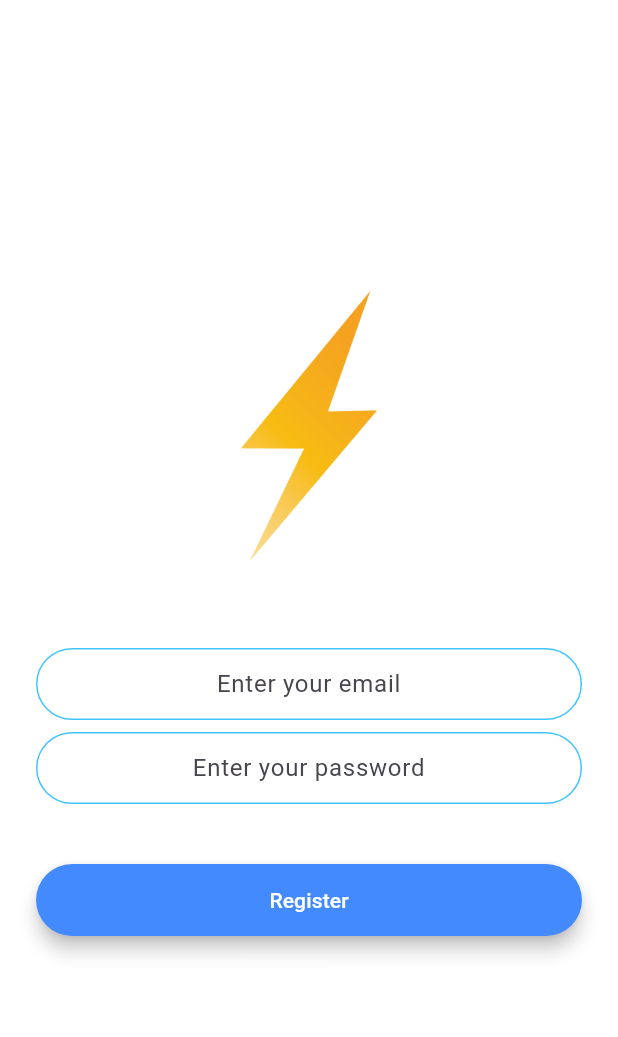
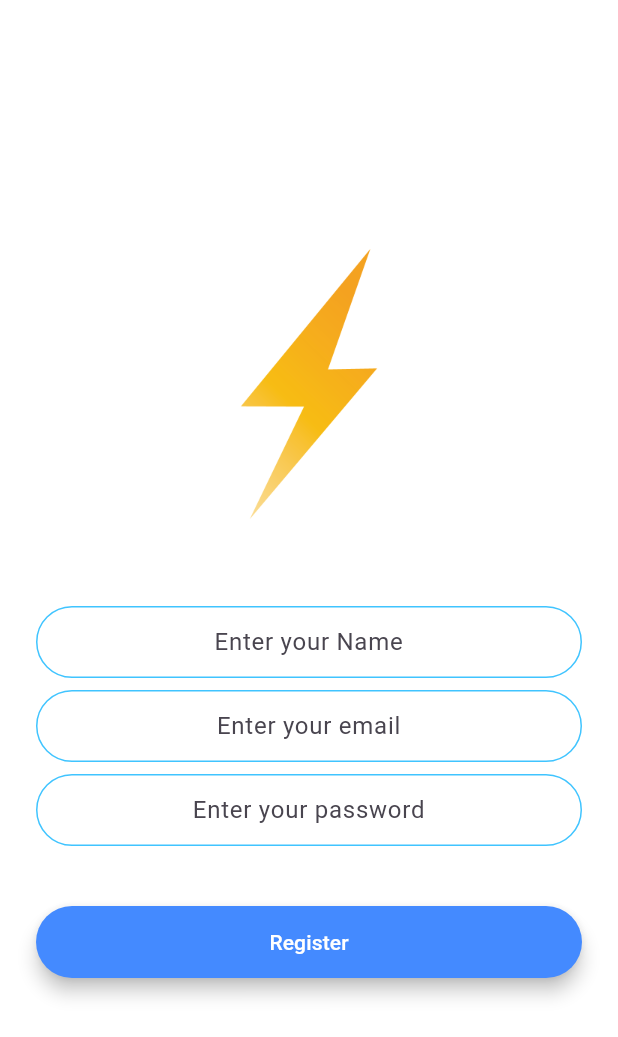
Before and after one commit to Muhammad-Moiz-Shafiq/Chat-App-Flutter, a Flutter app: the screen it shows after launch, after a tap on "Register", on a phone screen of 412 x 824 dp. Shown: the top 1037 px of the screen. Run offline on Flutter 3.47's test engine with Material 3 defaults, Android fonts, the phone set to English and light mode, and no system bars; drawn by our look-alikes of modal_progress_hud_nsn; our stand-ins replace animated_text_kit, cloud_firestore, firebase_auth, firebase_core; accounts and stored records are empty.

Commit message:
fixed bugs and added modularity

```diff
--- a/lib/main.dart
+++ b/lib/main.dart
@@ -1,19 +1,30 @@
 import 'package:firebase_core/firebase_core.dart';
-import 'package:flash_chat/screens/forgot_pw.dart';
-import 'package:flash_chat/screens/home_page.dart';
-import 'package:flash_chat/screens/settings.dart';
 import 'package:flutter/material.dart';
 import 'firebase_options.dart';
 import 'screens/welcome_screen.dart';
 import 'screens/login_screen.dart';
 import 'screens/registration_screen.dart';
 import 'screens/chat_screen.dart';
+import 'package:flash_chat/screens/forgot_pw.dart';
+import 'package:flash_chat/screens/home_page.dart';
+import 'package:flash_chat/screens/settings.dart';
 
 void main() async {
   WidgetsFlutterBinding.ensureInitialized();
-  await Firebase.initializeApp(
-    options: DefaultFirebaseOptions.currentPlatform,
-  );
+
+  try {
+    if (Firebase.apps.isEmpty) {
+      await Firebase.initializeApp(
+        options: DefaultFirebaseOptions.currentPlatform,
+      );
+      print("Firebase initialized successfully.");
+    } else {
+      print("Firebase is already initialized.");
+    }
+  } catch (e) {
+    print("Firebase initialization error: $e");
+  }
+
   runApp(FlashChat());
 }
 
@@ -21,6 +32,7 @@ class FlashChat extends StatelessWidget {
   @override
   Widget build(BuildContext context) {
     return MaterialApp(
+      debugShowCheckedModeBanner: false,
       initialRoute: WelcomeScreen.id,
       routes: {
         WelcomeScreen.id: (context) => WelcomeScreen(),
--- a/lib/screens/registration_screen.dart
+++ b/lib/screens/registration_screen.dart
@@ -1,3 +1,4 @@
+import 'package:flash_chat/auth/auth_services.dart';
 import 'package:flash_chat/constants.dart';
 import 'package:flash_chat/screens/chat_screen.dart';
 import 'package:flash_chat/screens/home_page.dart';
@@ -13,17 +14,34 @@ class RegistrationScreen extends StatefulWidget {
 }
 
 class _RegistrationScreenState extends State<RegistrationScreen> {
-  late String email, password;
+  late String email, password, displayName;
   final _auth = FirebaseAuth.instance;
   final usernameController = TextEditingController(),
+      emailController = TextEditingController(),
       passwordController = TextEditingController();
   bool showSpinner = false;
+
+  void register() async {
+    setState(() {
+      showSpinner = true;
+      usernameController.clear();
+      passwordController.clear();
+      emailController.clear();
+    });
+    await AuthService()
+        .registerWithEmailAndPassword(email, password, displayName);
+    setState(() {
+      showSpinner = false;
+    });
+    Navigator.pushNamed(context, HomePage.id);
+  }
 
   @override
   void dispose() {
     super.dispose();
     usernameController.dispose();
     passwordController.dispose();
+    emailController.dispose();
   }
 
   @override
@@ -55,13 +73,27 @@ class _RegistrationScreenState extends State<RegistrationScreen> {
                 textAlign: TextAlign.center,
                 keyboardType: TextInputType.emailAddress,
                 onChanged: (value) {
+                  displayName = value;
+                  //Do something with the user input.
+                },
+                decoration:
+                    kTextFieldDecor.copyWith(hintText: 'Enter your Name'),
+              ),
+              const SizedBox(
+                height: 8.0,
+              ),
+              TextField(
+                controller: emailController,
+                textAlign: TextAlign.center,
+                keyboardType: TextInputType.emailAddress,
+                onChanged: (value) {
                   email = value;
                   //Do something with the user input.
                 },
                 decoration:
                     kTextFieldDecor.copyWith(hintText: 'Enter your email'),
               ),
-              SizedBox(
+              const SizedBox(
                 height: 8.0,
               ),
               TextField(
@@ -75,30 +107,13 @@ class _RegistrationScreenState extends State<RegistrationScreen> {
                 decoration:
                     kTextFieldDecor.copyWith(hintText: 'Enter your password'),
               ),
-              SizedBox(
+              const SizedBox(
                 height: 24.0,
               ),
               CustomButtons(
                 color: Colors.blueAccent,
                 title: 'Register',
-                onPress: () async {
-                  setState(() {
-                    showSpinner = true;
-                    usernameController.clear();
-                    passwordController.clear();
-                  });
-                  try {
-                    final newUser = await _auth.createUserWithEmailAndPassword(
-                        email: email, password: password);
-                    if (newUser != null)
-                      Navigator.pushNamed(context, HomePage.id);
-                    setState(() {
-                      showSpinner = false;
-                    });
-                  } catch (e) {
-                    print(e);
-                  }
-                },
+                onPress: register,
               ),
             ],
           ),
--- a/lib/screens/welcome_screen.dart
+++ b/lib/screens/welcome_screen.dart
@@ -67,7 +67,8 @@ class _WelcomeScreenState extends State<WelcomeScreen>
                   child: AnimatedTextKit(
                     repeatForever: true,
                     animatedTexts: [
-                      TypewriterAnimatedText('Flash Chat'),
+                      TypewriterAnimatedText('Flash Chat',
+                          speed: Duration(milliseconds: 90)),
                     ],
                     onTap: () {
                       //print('jjjo');
```
Also changed, not shown: lib/Components/my_snackbar.dart (added, +41 -0 lines), lib/Components/userTile.dart (added, +25 -0 lines), lib/auth/auth_services.dart (added, +74 -0 lines), lib/screens/home_page.dart (+53 -0 lines), lib/screens/login_screen.dart (+10 -37 lines), pubspec.yaml (+4 -3 lines), lib/firebase_options.dart, pubspec.lock, 3 other files.
